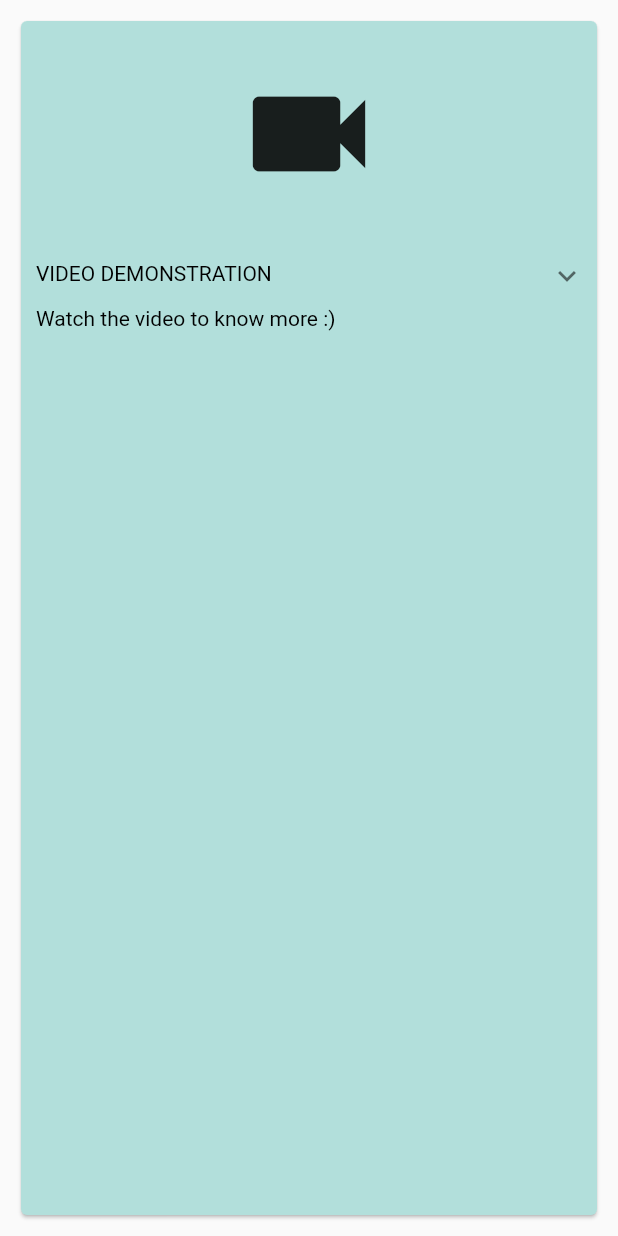
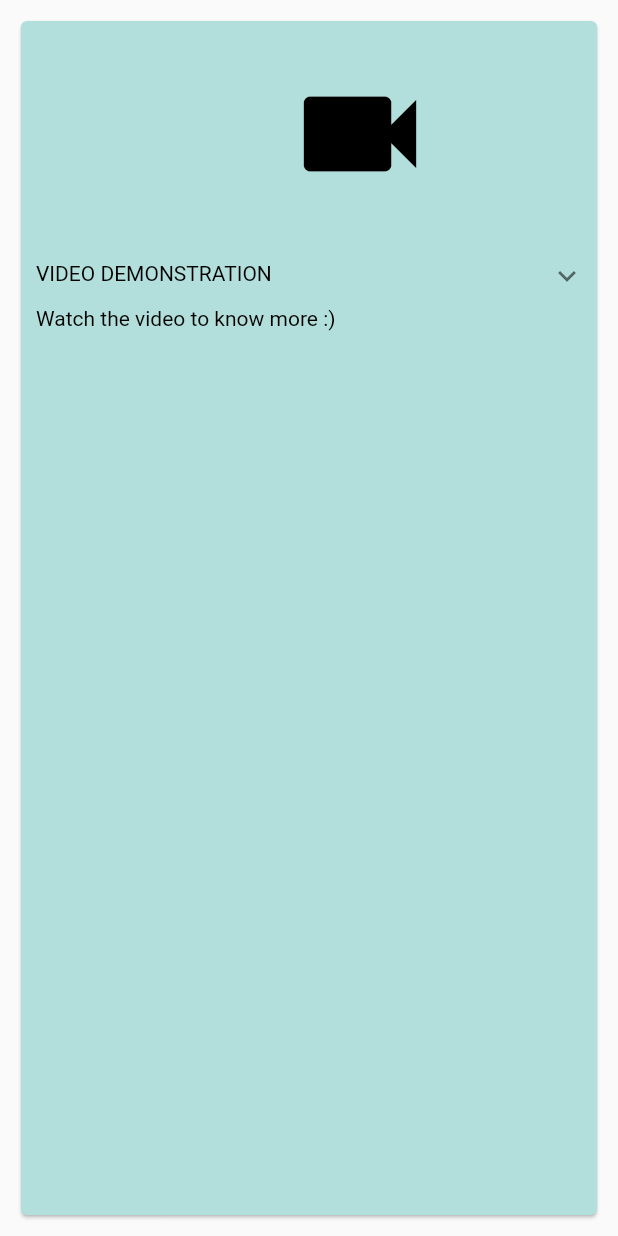
Before and after one commit to clary09/Obliviate, a Flutter app: the Card4 widget shown alone on an empty page, opened directly, on a phone screen of 412 x 824 dp. Run offline on Flutter 3.47's test engine with Material 2 defaults, Android fonts, the phone set to English and light mode, and no system bars; drawn by our look-alikes of expandable; our stand-ins replace audioplayers, cloud_firestore, firebase_auth, firebase_core, firebase_storage, fluttertoast and 3 more; missing offline and left inert: flutter_phone_direct_caller, to_do_list_obliviate; accounts and stored records are empty.

Commit message:
added  yt video in the guide

```diff
--- a/lib/screens/help.dart
+++ b/lib/screens/help.dart
@@ -1,5 +1,6 @@
 import 'package:expandable/expandable.dart';
 import 'package:flutter/material.dart';
+import 'package:url_launcher/url_launcher.dart';
 
 class ExpandableTutorial extends StatefulWidget {
   @override
@@ -186,7 +187,11 @@ class Card4 extends StatelessWidget {
               SizedBox(
                 height: 150,
                 child: Container(
-                  child: Icon(Icons.videocam ,size: 100,),
+                  // child: Icon(Icons.videocam ,size: 100,),
+                  child: IconButton(icon:Icon(Icons.videocam,color: Colors.black,size: 100,), onPressed: () async {
+                    final url ="https://youtu.be/zKJ_SAC2948";
+                    if (!await launch(url)) throw 'Could not launch $url';
+                  },),
                   decoration: BoxDecoration(
                     // color: Colors.white60,
                     // shape: BoxShape.circle,
@@ -212,7 +217,7 @@ class Card4 extends StatelessWidget {
 
                       Padding(
                         padding: EdgeInsets.only(bottom: 10),
-                        child: Text("click here",
+                        child: Text("click on the video camera to see the guide",
                             softWrap: true,
                             overflow: TextOverflow.fade,
                             style: TextStyle(color: Colors.black)),
```
